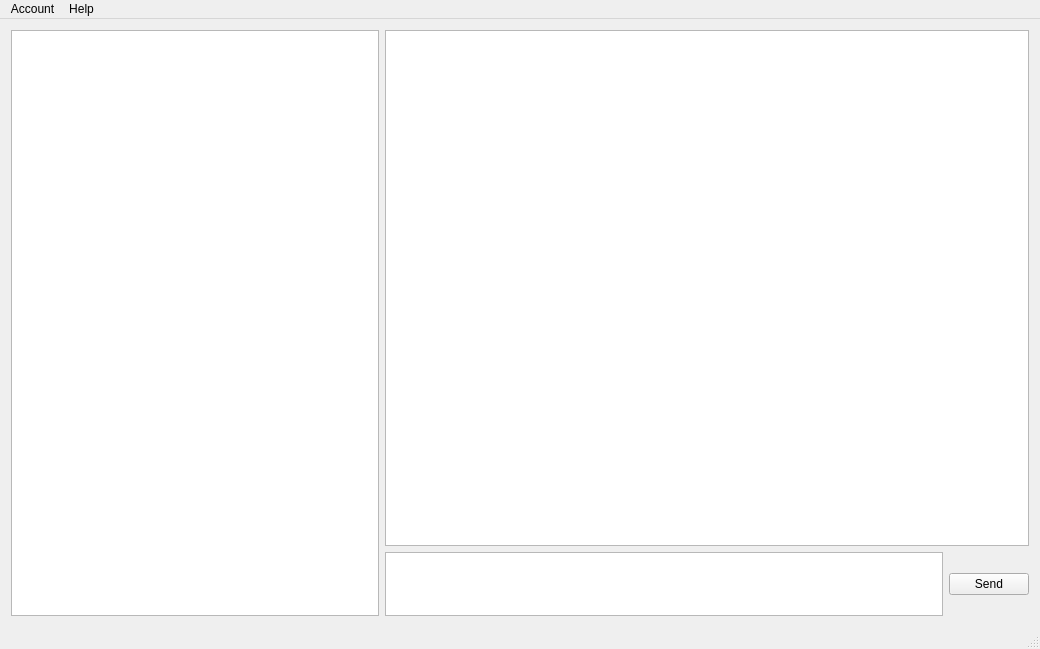
This is mainwindow.ui in cleancoindev/distort-desktop-client as Qt 5 draws it before an edit. The edited form follows.
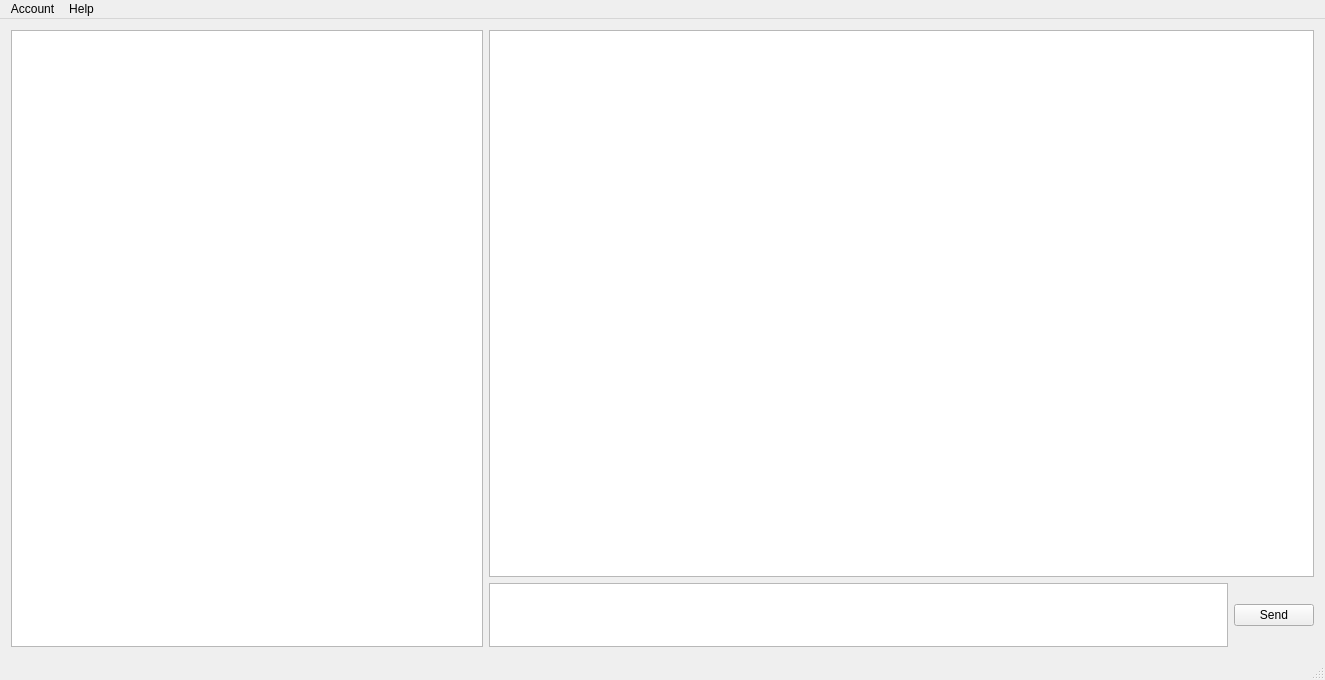
This is the edited form.

What changed in the file:
```diff
--- a/mainwindow.ui
+++ b/mainwindow.ui
@@ -6,8 +6,8 @@
    <rect>
     <x>0</x>
     <y>0</y>
-    <width>1040</width>
-    <height>649</height>
+    <width>1325</width>
+    <height>680</height>
    </rect>
   </property>
   <property name="windowTitle">
@@ -105,7 +105,7 @@
     <rect>
      <x>0</x>
      <y>0</y>
-     <width>1040</width>
+     <width>1325</width>
      <height>24</height>
     </rect>
    </property>
```
